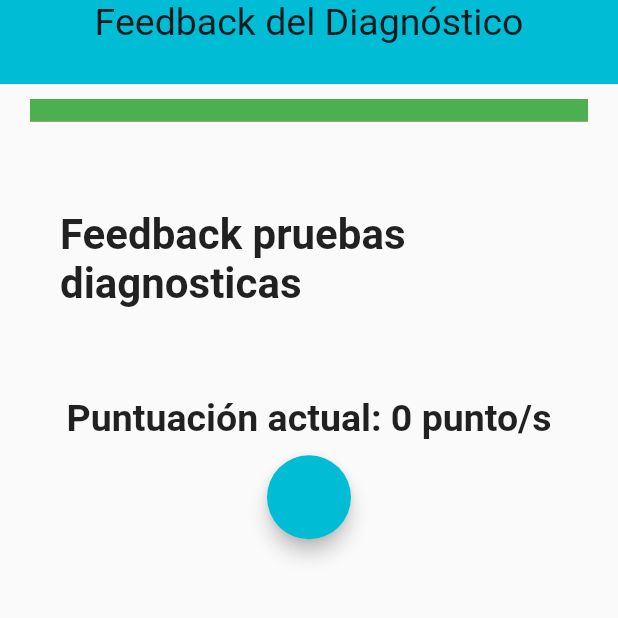
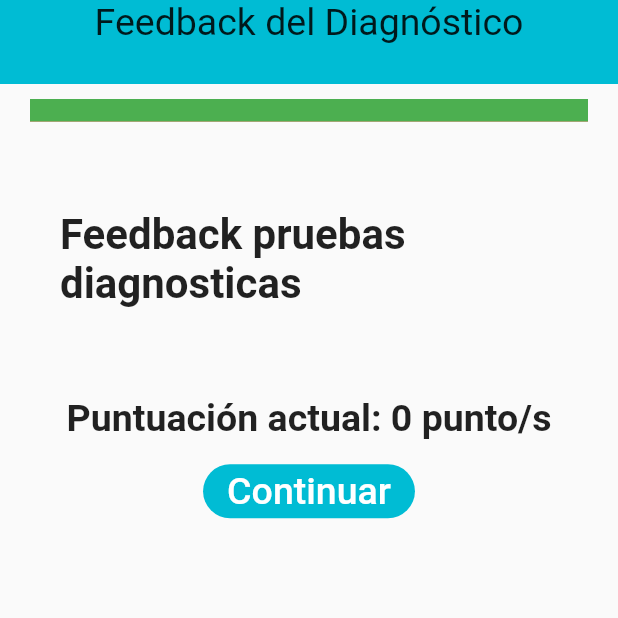
Before and after one commit to agarciaolalla/app_antibioticos_2, a Flutter app: the DiagnosticFeedback screen opened directly, on a phone screen of 412 x 824 dp, the top half of it. Run offline on Flutter 3.47's test engine with Material 2 defaults, Android fonts, the phone set to English and light mode, and no system bars; drawn by our look-alikes of flutter_widget_from_html_core; network calls fail.

Commit message:
cambios en el programa

```diff
--- a/lib/screens/diagnostic/diagnostic_feedback.dart
+++ b/lib/screens/diagnostic/diagnostic_feedback.dart
@@ -70,12 +70,16 @@ class _DiagnosticFeedbackState extends State<DiagnosticFeedback> {
               child: DiagnosticFeedbackHtml(feedback: feedback),
             ),
             const ShowPoints(),
-            FloatingActionButton(
+            ElevatedButton(
               onPressed: () => Navigator.push(
                 context,
                 MaterialPageRoute(
                   builder: (context) => const FirstTreatmentScreen(),
                 ),
+              ),
+              child: const Text(
+                "Continuar",
+                style: TextStyle(fontSize: 25),
               ),
             ),
           ],
--- a/lib/screens/login_screen.dart
+++ b/lib/screens/login_screen.dart
@@ -1,5 +1,5 @@
-import 'package:app_antibioticos/theme/app_theme.dart';
 import 'package:flutter/material.dart';
+
 import 'package:http/http.dart' as http;
 import 'dart:async';
 import 'dart:convert';
--- a/lib/screens/ranking.dart
+++ b/lib/screens/ranking.dart
@@ -14,7 +14,6 @@ class HomeRanking extends State<Ranking> {
   Widget build(BuildContext context) {
     return Scaffold(
       appBar: AppBar(
-        automaticallyImplyLeading: false,
         flexibleSpace: SafeArea(
           child: Column(
             children: const [
--- a/lib/screens/treatment/second_treatment.dart
+++ b/lib/screens/treatment/second_treatment.dart
@@ -144,7 +144,7 @@ class SecondTreatmentState extends State<SecondTreatmentScreen> {
                                         context,
                                         MaterialPageRoute(
                                             builder: (context) =>
-                                                LooseScreen()),
+                                                const LooseScreen()),
                                       ),
                                       child: const Text('OK'),
                                     ),
--- a/lib/utilidades/constantes.dart
+++ b/lib/utilidades/constantes.dart
@@ -6,7 +6,7 @@ import 'package:app_antibioticos/models/player_model.dart';
 //const conexion1 = "http://192.168.1.11:50052"; //Servidor de Olalla (casa)
 //const conexion1 = "http://172.18.22.79:50052";
 
-//const conexion1 = "http://1.44.4.78:50052";
+const conexion1 = "http://1.44.4.78:50052";
 
 // Id del caso clinico que se va a realizar
 int idcaso = 1;
```
Also changed, not shown: lib/screens/initial_info.dart (+44 -9 lines).
